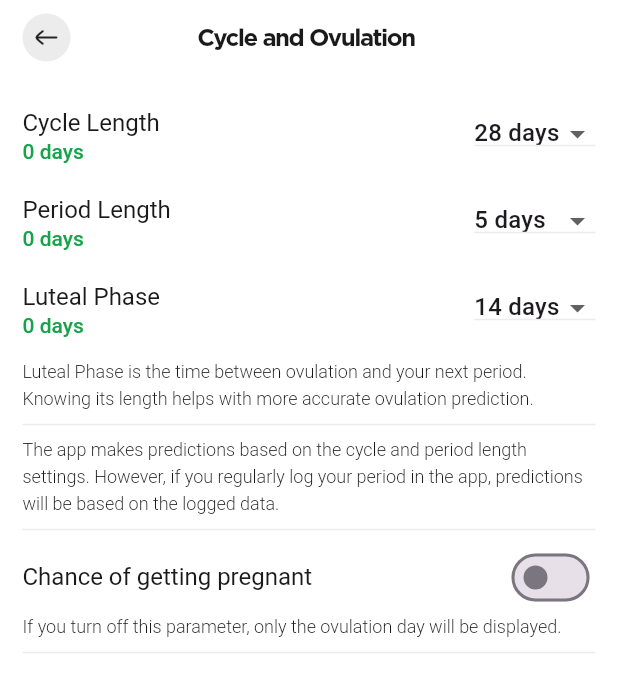
After one commit to venille/venille-app, a Flutter app: the CycleOvulationSettingsScreen screen opened by its route, on a phone screen of 412 x 824 dp. The commit adds this screen. Shown: the top 692 px of the screen. Run offline on Flutter 3.47's test engine with Material 3 defaults, Android fonts, the phone set to English and light mode, and no system bars; our stand-ins replace built_collection, built_value, cached_network_image, dio, dotted_border, file_picker and 23 more; missing offline and left inert: appcheck, flutter_upgrade_version, one_of_serializer; accounts and stored records are empty; statements that could not run were skipped.

Commit message:
feat: updated cycle and ovulation settings screen UI + API setup

```diff
--- /dev/null
+++ b/devtools_options.yaml
@@ -0,0 +1,3 @@
+description: This file stores settings for Dart & Flutter DevTools.
+documentation: https://docs.flutter.dev/tools/devtools/extensions#configure-extension-enablement-states
+extensions:
--- a/lib/core/constants/routes.dart
+++ b/lib/core/constants/routes.dart
@@ -1,8 +1,5 @@
 import 'package:get/route_manager.dart';
 import 'package:venille/presentation/dashboard/dashboard.dart';
-import 'package:venille/presentation/dashboard/subscreens/cycle_ovulation/cycle_ovulation_screen.dart';
-import 'package:venille/presentation/dashboard/subscreens/menstrual_phase/menstrual_phase_description_screen.dart';
-import 'package:venille/presentation/dashboard/subscreens/notifications/notifications_screen.dart';
 import 'package:venille/presentation/public/splash_screen.dart';
 import 'package:venille/presentation/auth/login/login_screen.dart';
 import 'package:venille/presentation/auth/signup/signup_screen.dart';
@@ -27,15 +24,18 @@ import 'package:venille/presentation/dashboard/subscreens/forum/create_forum_pos
 import 'package:venille/presentation/dashboard/subscreens/account/account_details_screen.dart';
 import 'package:venille/presentation/dashboard/subscreens/account/settings/settings_screen.dart';
 import 'package:venille/presentation/dashboard/subscreens/course/course_description_screen.dart';
+import 'package:venille/presentation/dashboard/subscreens/notifications/notifications_screen.dart';
 import 'package:venille/presentation/dashboard/subscreens/delete_account/delete_account_screen.dart';
 import 'package:venille/presentation/auth/forgot_password/forgot_password_otp_verification_screen.dart';
 import 'package:venille/presentation/dashboard/subscreens/account/account_name/update_account_name_screen.dart';
 import 'package:venille/presentation/dashboard/subscreens/onboarding_questions/onboarding_questions_screen.dart';
 import 'package:venille/presentation/dashboard/subscreens/account/account_email/update_account_email_screen.dart';
+import 'package:venille/presentation/dashboard/subscreens/menstrual_phase/menstrual_phase_description_screen.dart';
 import 'package:venille/presentation/dashboard/subscreens/account/account_password/update_account_password_screen.dart';
 import 'package:venille/presentation/dashboard/subscreens/account/account_email/update_account_verify_email_screen.dart';
 import 'package:venille/presentation/dashboard/subscreens/account/settings/language_settings/language_settings_screen.dart';
 import 'package:venille/presentation/dashboard/subscreens/account/account_phone_number/update_account_phone_number_screen.dart';
+import 'package:venille/presentation/dashboard/subscreens/account/settings/cycle_ovulation/cycle_ovulation_settings_screen.dart';
 
 class AppRoutes {
   /// ROOT_SCREEN_ROUTE
@@ -438,6 +438,8 @@ class AppRoutes {
     ),
 
     // CYCLE AND OVULATION
-    GetPage(name: cycleOvulationRoute, page: () => const CycleOvulationScreen())
+    GetPage(
+        name: cycleOvulationRoute,
+        page: () => const CycleOvulationSettingsScreen())
   ];
 }
--- a/lib/core/providers/index.dart
+++ b/lib/core/providers/index.dart
@@ -18,8 +18,8 @@ import 'package:venille/data/services/period-tracker/period_tracker_service.dart
 
 class ServiceRegistry {
   static Dio dioBaseOptions = Dio(BaseOptions(
-    baseUrl: dotenv.env['INFRA_BASE_URL']!,
-    // baseUrl: dotenv.env['INFRA_PROD_URL']!,
+    // baseUrl: dotenv.env['INFRA_BASE_URL']!,
+    baseUrl: dotenv.env['INFRA_PROD_URL']!,
     sendTimeout: const Duration(milliseconds: 15000),
     connectTimeout: const Duration(milliseconds: 15000),
     receiveTimeout: const Duration(milliseconds: 15000),
@@ -41,25 +41,25 @@ class ServiceRegistry {
 
   static AuthSdk authSdk = AuthSdk(
     dio: dioBaseOptions,
-    basePathOverride: dotenv.env['INFRA_BASE_URL']!,
-    // basePathOverride: dotenv.env['INFRA_PROD_URL']!,
+    // basePathOverride: dotenv.env['INFRA_BASE_URL']!,
+    basePathOverride: dotenv.env['INFRA_PROD_URL']!,
   );
 
   static AccountSdk accountSdk = AccountSdk(
     dio: dioBaseOptions,
-    basePathOverride: dotenv.env['INFRA_BASE_URL']!,
-    // basePathOverride: dotenv.env['INFRA_PROD_URL']!,
+    // basePathOverride: dotenv.env['INFRA_BASE_URL']!,
+    basePathOverride: dotenv.env['INFRA_PROD_URL']!,
   );
 
   static EngagementSdk engagementSdk = EngagementSdk(
     dio: dioBaseOptions,
-    basePathOverride: dotenv.env['INFRA_BASE_URL']!,
-    // basePathOverride: dotenv.env['INFRA_PROD_URL']!,
+    // basePathOverride: dotenv.env['INFRA_BASE_URL']!,
+    basePathOverride: dotenv.env['INFRA_PROD_URL']!,
   );
 
   static PeriodTrackerSdk periodTrackerSdk = PeriodTrackerSdk(
     dio: dioBaseOptions,
-    basePathOverride: dotenv.env['INFRA_BASE_URL']!,
-    // basePathOverride: dotenv.env['INFRA_PROD_URL']!,
+    // basePathOverride: dotenv.env['INFRA_BASE_URL']!,
+    basePathOverride: dotenv.env['INFRA_PROD_URL']!,
   );
 }
--- a/lib/data/services/period-tracker/period_tracker_service.dart
+++ b/lib/data/services/period-tracker/period_tracker_service.dart
@@ -323,6 +323,11 @@ class PeriodTrackerService extends GetxController {
 
           ServiceRegistry.userRepository.cycleOvulationInfo.value = data;
 
+          customSuccessMessageSnackbar(
+            title: 'Message',
+            message: 'Cycle and ovulation info updated successfully!',
+          );
+
           log("[UPDATE-CYCLE-AND-OVULATION-INFO-SETTINGS-SUCCESS]");
         }
       } catch (error) {
--- /dev/null
+++ b/lib/presentation/dashboard/subscreens/account/settings/cycle_ovulation/cycle_ovulation_settings_screen.dart
@@ -0,0 +1,236 @@
+import 'package:get/get.dart';
+import 'package:flutter/material.dart';
+import 'package:venille/components/text/body_text.dart';
+import 'package:venille/core/constants/sizes.dart';
+import 'package:venille/core/providers/index.dart';
+import 'package:venille/core/constants/colors.dart';
+import 'package:venille/core/utilities/appLocale.dart';
+import 'package:venille/components/text/subtitle_text.dart';
+import 'package:flutter_localization/flutter_localization.dart';
+import 'package:venille/components/appbar/return_to_appbar.dart';
+import 'package:venille/data/infra_sdk/period-tracker/lib/period_tracker_sdk.dart';
+
+class CycleOvulationSettingsScreen extends StatefulWidget {
+  const CycleOvulationSettingsScreen({super.key});
+
+  @override
+  State<CycleOvulationSettingsScreen> createState() =>
+      _CycleOvulationSettingsScreenState();
+}
+
+class _CycleOvulationSettingsScreenState
+    extends State<CycleOvulationSettingsScreen> {
+  bool _pregnancyChance = false;
+  int _selectedCycleLength = 28;
+  int _selectedPeriodLength = 5;
+  int _selectedLutealPhaseLength = 14;
+
+  void initializeCycleOvulationInfo() {
+    ServiceRegistry.periodTrackerService.fetchCycleAndOvulationInfoService();
+  }
+
+  @override
+  initState() {
+    super.initState();
+
+    initializeCycleOvulationInfo();
+  }
+
+  void _togglePregnancyChance(bool value) {
+    setState(() {
+      _pregnancyChance = value;
+    });
+  }
+
+  Future<void> _autoUpdate() async {
+    final payload = UpdateCycleAndOvulationSettingsDto((b) => b
+      ..cycleLength = _selectedCycleLength
+      ..periodLength = _selectedPeriodLength
+      ..lutealPhaseLength = _selectedLutealPhaseLength);
+
+    ServiceRegistry.periodTrackerService
+        .updateCycleAndOvulationInfoService(payload);
+  }
+
+  @override
+  Widget build(BuildContext context) {
+    return Scaffold(
+      backgroundColor: AppColors.backgroundColor,
+      appBar: PreferredSize(
+        preferredSize: const Size.fromHeight(50),
+        child: ReturnToAppbar(
+          onTap: () => Get.back(),
+          title: AppLocale.cycleOvulation.getString(context),
+        ),
+      ),
+      body: SingleChildScrollView(
+        padding: const EdgeInsets.symmetric(horizontal: AppSizes.horizontal_15),
+        child: Obx(
+          () => Column(
+            crossAxisAlignment: CrossAxisAlignment.start,
+            children: [
+              const SizedBox(height: AppSizes.vertical_15),
+              Row(
+                mainAxisAlignment: MainAxisAlignment.spaceBetween,
+                children: [
+                  Column(
+                    crossAxisAlignment: CrossAxisAlignment.start,
+                    children: [
+                      SubtitleText(
+                          text: 'Cycle Length', weight: FontWeight.w400),
+                      BodyText(
+                        weight: FontWeight.w500,
+                        color: AppColors.greenColor,
+                        text:
+                            '${ServiceRegistry.userRepository.cycleOvulationInfo.value.cycleLength} days',
+                      ),
+                    ],
+                  ),
+                  const SizedBox(height: AppSizes.vertical_10),
+                  DropdownButton<int>(
+                    value: _selectedCycleLength,
+                    items: List.generate(
+                      21,
+                      (index) => DropdownMenuItem<int>(
+                        value: 21 + index,
+                        child: Text('${21 + index} days'),
+                      ),
+                    ),
+                    onChanged: (int? newValue) {
+                      if (newValue != null) {
+                        setState(() {
+                          _selectedCycleLength = newValue;
+                        });
+                        _autoUpdate();
+                      }
+                    },
+                    underline: const Divider(color: AppColors.grayLightColor),
+                    icon: const Icon(Icons.arrow_drop_down),
+                  ),
+                ],
+              ),
+              const SizedBox(height: AppSizes.vertical_10),
+              Row(
+                mainAxisAlignment: MainAxisAlignment.spaceBetween,
+                children: [
+                  Column(
+                    crossAxisAlignment: CrossAxisAlignment.start,
+                    children: [
+                      SubtitleText(
+                          text: 'Period Length', weight: FontWeight.w400),
+                      BodyText(
+                        weight: FontWeight.w500,
+                        color: AppColors.greenColor,
+                        text:
+                            '${ServiceRegistry.userRepository.cycleOvulationInfo.value.periodLength} days',
+                      ),
+                    ],
+                  ),
+                  const SizedBox(height: 6),
+                  DropdownButton<int>(
+                    value: _selectedPeriodLength,
+                    items: List.generate(9, (index) {
+                      final day = 2 + index;
+                      return DropdownMenuItem(
+                        value: day,
+                        child: Text('$day days'),
+                      );
+                    }),
+                    onChanged: (value) {
+                      if (value != null) {
+                        setState(() {
+                          _selectedPeriodLength = value;
+                        });
+                        _autoUpdate();
+                      }
+                    },
+                    underline: const Divider(color: AppColors.grayLightColor),
+                    icon: const Icon(Icons.arrow_drop_down),
+                  ),
+                ],
+              ),
+              const SizedBox(height: AppSizes.vertical_10),
+              Row(
+                mainAxisAlignment: MainAxisAlignment.spaceBetween,
+                children: [
+                  Column(
+                    crossAxisAlignment: CrossAxisAlignment.start,
+                    children: [
+                      SubtitleText(
+                          text: 'Luteal Phase', weight: FontWeight.w400),
+                      BodyText(
+                        weight: FontWeight.w500,
+                        color: AppColors.greenColor,
+                        text:
+                            '${ServiceRegistry.userRepository.cycleOvulationInfo.value.lutealPhaseLength} days',
+                      ),
+                    ],
+                  ),
+                  const SizedBox(height: 6),
+                  DropdownButton<int>(
+                    value: _selectedLutealPhaseLength,
+                    items: List.generate(
+                      7,
+                      (index) {
+                        final day = 10 + index;
+                        return DropdownMenuItem(
+                          value: day,
+                          child: Text('$day days'),
+                        );
+                      },
+                    ),
+                    onChanged: (value) {
+                      if (value != null) {
+                        setState(() {
+                          _selectedLutealPhaseLength = value;
+                        });
+                        _autoUpdate();
+                      }
+                    },
+                    underline: const Divider(color: AppColors.grayLightColor),
+                    icon: const Icon(Icons.arrow_drop_down),
+                  ),
+                ],
+              ),
+              const SizedBox(height: AppSizes.vertical_10),
+              SubtitleText(
+                size: 12,
+                weight: FontWeight.w300,
+                text:
+                    'Luteal Phase is the time between ovulation and your next period. Knowing its length helps with more accurate ovulation prediction.',
+              ),
+              const Divider(color: AppColors.grayLightColor),
+              SubtitleText(
+                size: 12,
+                weight: FontWeight.w300,
+                text:
+                    'The app makes predictions based on the cycle and period length settings. However, if you regularly log your period in the app, predictions will be based on the logged data.',
+              ),
+              const Divider(color: AppColors.grayLightColor),
+              Row(
+                mainAxisAlignment: MainAxisAlignment.spaceBetween,
+                children: [
+                  SubtitleText(
+                      text: 'Chance of getting pregnant',
+                      weight: FontWeight.w400),
+                  Switch(
+                    value: _pregnancyChance,
+                    onChanged: _togglePregnancyChance,
+                    activeColor: AppColors.primaryColor,
+                  ),
+                ],
+              ),
+              SubtitleText(
+                text:
+                    'If you turn off this parameter, only the ovulation day will be displayed.',
+                weight: FontWeight.w300,
+                size: 12,
+              ),
+              const Divider(color: AppColors.grayLightColor),
+            ],
+          ),
+        ),
+      ),
+    );
+  }
+}
--- a/pubspec.yaml
+++ b/pubspec.yaml
@@ -4,7 +4,7 @@ description: 'A new Flutter project.'
 # pub.dev using `flutter pub publish`. This is preferred for private packages.
 publish_to: 'none' # Remove this line if you wish to publish to pub.dev
 
-version: 1.0.6+7
+version: 1.0.7+8
 
 environment:
     sdk: ^3.5.3
```
Also changed, not shown: lib/presentation/dashboard/subscreens/cycle_ovulation/cycle_ovulation_screen.dart (deleted, +0 -426 lines).
